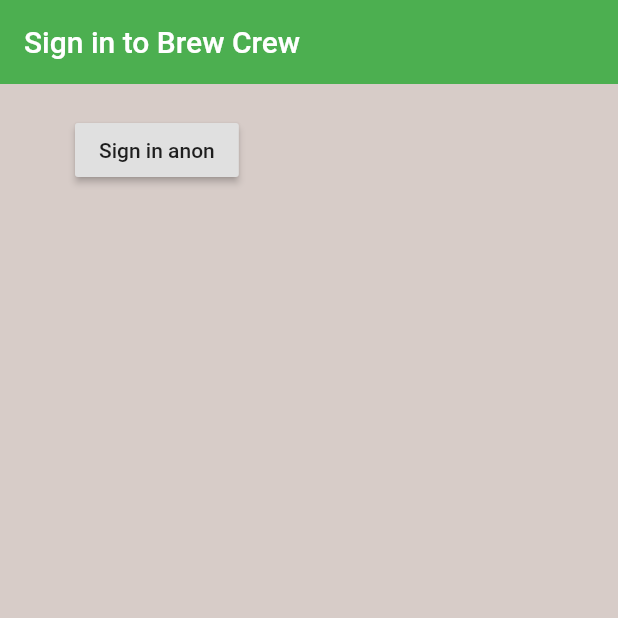
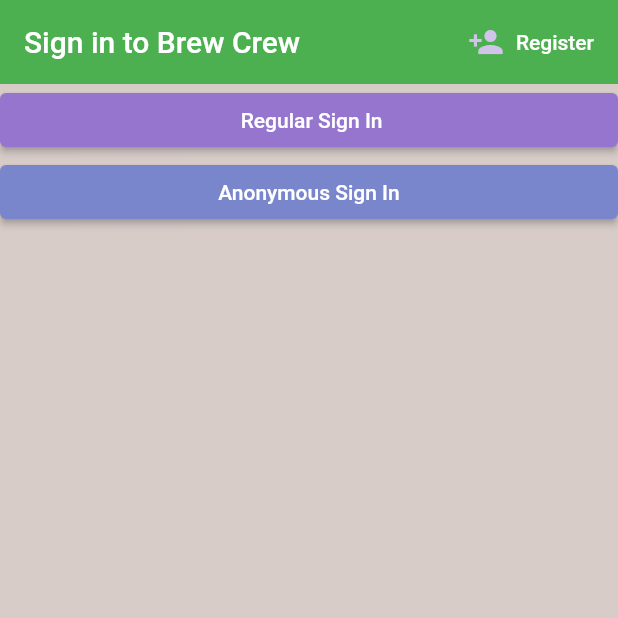
Before and after one commit to kiranparajuli589/flutter-firebase-brew, a Flutter app: the screen it shows after launch, on a phone screen of 412 x 824 dp, the top half of it. Run offline on Flutter 3.47's test engine with Material 2 defaults, Android fonts, the phone set to English and light mode, and no system bars; our stand-ins replace firebase_auth; accounts and stored records are empty.

Commit message:
Sign in user with email and password (#1)
* Added IndieFlower font

* Added register form in screen

* Added font dir, used style.dart for button theme

* Added multiple options in signin page (sign in anony + sign in regular email/pw)

* Added signin or register logic

* Added toggleview button to signin, validators and signUpWithEmailAndPassword with firebase

* Added toggleview button to register

* Added createUserWithEmailAndPassword firebase support in auth service

* Added signInUserWithEmailAndPassword firebase support in auth service

* Added textField inputDecoration

```diff
--- a/lib/main.dart
+++ b/lib/main.dart
@@ -1,4 +1,5 @@
 import 'package:first_flutter_brew/models/user.dart';
+import 'package:first_flutter_brew/screens/style.dart';
 import 'package:first_flutter_brew/screens/wrapper.dart';
 import 'package:first_flutter_brew/services/auth.dart';
 import 'package:flutter/material.dart';
@@ -12,6 +13,7 @@ class MyApp extends StatelessWidget {
     return StreamProvider<User>.value(
       value: AuthService().user, // accessing user stream from auth service
       child: MaterialApp(
+        theme: appTheme(),
         home: Wrapper(),
       ),
     );
--- a/lib/screens/authenticate/authenticate.dart
+++ b/lib/screens/authenticate/authenticate.dart
@@ -1,3 +1,4 @@
+import 'package:first_flutter_brew/screens/authenticate/register.dart';
 import 'package:first_flutter_brew/screens/authenticate/sign_in.dart';
 import 'package:flutter/material.dart';
 
@@ -7,11 +8,16 @@ class Authenticate extends StatefulWidget {
 }
 
 class _AuthenticateState extends State<Authenticate> {
+  bool showSignIn = true;
+
+  void toggleView() {
+    setState(() {
+      showSignIn = !showSignIn;
+    });
+  }
 
   @override
   Widget build(BuildContext context) {
-    return Container(
-      child: SignIn(),
-    );
+    return showSignIn ? SignIn(toggleView: toggleView) : Register(toggleView: toggleView);
   }
 }
--- a/lib/screens/authenticate/sign_in.dart
+++ b/lib/screens/authenticate/sign_in.dart
@@ -2,35 +2,178 @@ import 'package:first_flutter_brew/services/auth.dart';
 import 'package:flutter/material.dart';
 
 class SignIn extends StatefulWidget {
+  final Function toggleView;
+  SignIn({this.toggleView});
+
   @override
   _SignInState createState() => _SignInState();
 }
 
 class _SignInState extends State<SignIn> {
   final AuthService _auth = AuthService();
+  final _formKey = GlobalKey<FormState>();
+
+  bool showSignInForm = false;
+  String email = "";
+  String password = "";
+  String error = "";
 
   @override
   Widget build(BuildContext context) {
+    Widget signInForm = Form(
+      key: _formKey,
+      child: Column(
+        crossAxisAlignment: CrossAxisAlignment.start,
+        children: <Widget>[
+          Text(
+            "Regular Sign In Form:",
+            style: TextStyle(fontSize: 40.0, fontFamily: 'Indies'),
+          ),
+          SizedBox(height: 20.0),
+          TextFormField(
+            decoration: InputDecoration(
+              labelText: "Email Address",
+              labelStyle: TextStyle(fontSize: 22.0),
+              hintText: "example@host.com",
+              hintStyle: TextStyle(
+                color: Colors.grey[400],
+                fontStyle: FontStyle.italic,
+              ),
+            ),
+            onChanged: (value) {
+              setState(() {
+                email = value;
+              });
+            },
+            validator: (value) {
+              if (value.isEmpty) {
+                return "Enter an email address.";
+              }
+              return null;
+            },
+          ),
+          SizedBox(height: 20.0),
+          TextFormField(
+            decoration: InputDecoration(
+              labelText: "Password",
+              labelStyle: TextStyle(fontSize: 22.0),
+              hintText: "password",
+              hintStyle: TextStyle(
+                color: Colors.grey[400],
+                fontStyle: FontStyle.italic,
+              ),
+            ),
+            validator: (value) {
+              if (value.length < 6) {
+                return "Enter a password 6+ chars long.";
+              }
+              return null;
+            },
+            onChanged: (value) {
+              setState(() {
+                password = value;
+              });
+            },
+            obscureText: true,
+          ),
+          SizedBox(
+            height: 20,
+          ),
+          Text(
+            error,
+            style: TextStyle(color: Colors.red, fontSize: 14.0),
+          ),
+          Row(
+            children: [
+              SizedBox(width: 20.0, height: 20.0),
+              RaisedButton(
+                color: Colors.green[400],
+                child: Text(" Sign In "),
+                onPressed: () async {
+                  if (_formKey.currentState.validate()) {
+                    dynamic result =
+                        await _auth.signInWithEmailAndPassword(email, password);
+                    if (result == null) {
+                      setState(() {
+                        error = "Couldn't signin with given credentials.";
+                      });
+                    } else {
+                      print("SignIn(email/password) success");
+                    }
+                  }
+                },
+              ),
+              SizedBox(width: 20.0, height: 20.0),
+              RaisedButton(
+                color: Colors.deepOrange[300],
+                child: Text(" Cancel "),
+                onPressed: () {
+                  setState(() {
+                    showSignInForm = false;
+                  });
+                },
+              )
+            ],
+          )
+        ],
+      ),
+    );
+
+    Widget signInAnonymouslyButton = RaisedButton(
+        color: Colors.indigo[300],
+        padding: EdgeInsets.symmetric(vertical: 10.0),
+        child: Text("   Anonymous Sign In   "),
+        onPressed: () async {
+          dynamic result = await _auth.signInAnonymously();
+          if (result == null) {
+            setState(() {
+              error = "Error signing in.";
+            });
+          } else {
+            print("SignIn(anonymous) success");
+            print(result.uid);
+          }
+        });
+
+    Widget signInRegularButton = RaisedButton(
+      color: Colors.deepPurple[300],
+      padding: EdgeInsets.symmetric(vertical: 8.0),
+      child: Text("       Regular Sign In      "),
+      onPressed: () async {
+        setState(() {
+          showSignInForm = true;
+        });
+        print("object");
+      },
+    );
+
     return Scaffold(
       backgroundColor: Colors.brown[100],
       appBar: AppBar(
         backgroundColor: Colors.green[500],
         elevation: 0.0,
         title: Text("Sign in to Brew Crew"),
+        actions: <Widget>[
+          FlatButton.icon(
+              onPressed: () {
+                widget
+                    .toggleView(); // widget refers to self widget i.e Register
+              },
+              icon: Icon(
+                Icons.person_add,
+                color: Colors.deepPurple[100],
+              ),
+              label: Text(
+                "Register",
+                style: TextStyle(color: Colors.white),
+              ))
+        ],
       ),
-      body: Container(
-        padding: EdgeInsets.symmetric(vertical: 20, horizontal: 50),
-        child: RaisedButton(
-            child: Text("Sign in anon"),
-            onPressed: () async {
-              dynamic result = await _auth.signInAnonymously();
-              if (result == null) {
-                print("error signing in");
-              } else {
-                print("signed in");
-                print(result.uid);
-              }
-            }),
+      body: ListView(
+        children: <Widget>[
+          showSignInForm ? signInForm : signInRegularButton,
+          signInAnonymouslyButton,
+        ],
       ),
     );
   }
--- /dev/null
+++ b/lib/screens/style.dart
@@ -0,0 +1,7 @@
+import 'package:flutter/material.dart';
+
+final appTheme = () => ThemeData(
+      buttonTheme: ButtonThemeData(
+        textTheme: ButtonTextTheme.primary,
+      ),
+    );
```
Also changed, not shown: lib/screens/authenticate/register.dart (added, +183 -0 lines), lib/services/auth.dart (+21 -0 lines), pubspec.yaml (+4 -33 lines), fonts/IndieFlower.ttf (added).
